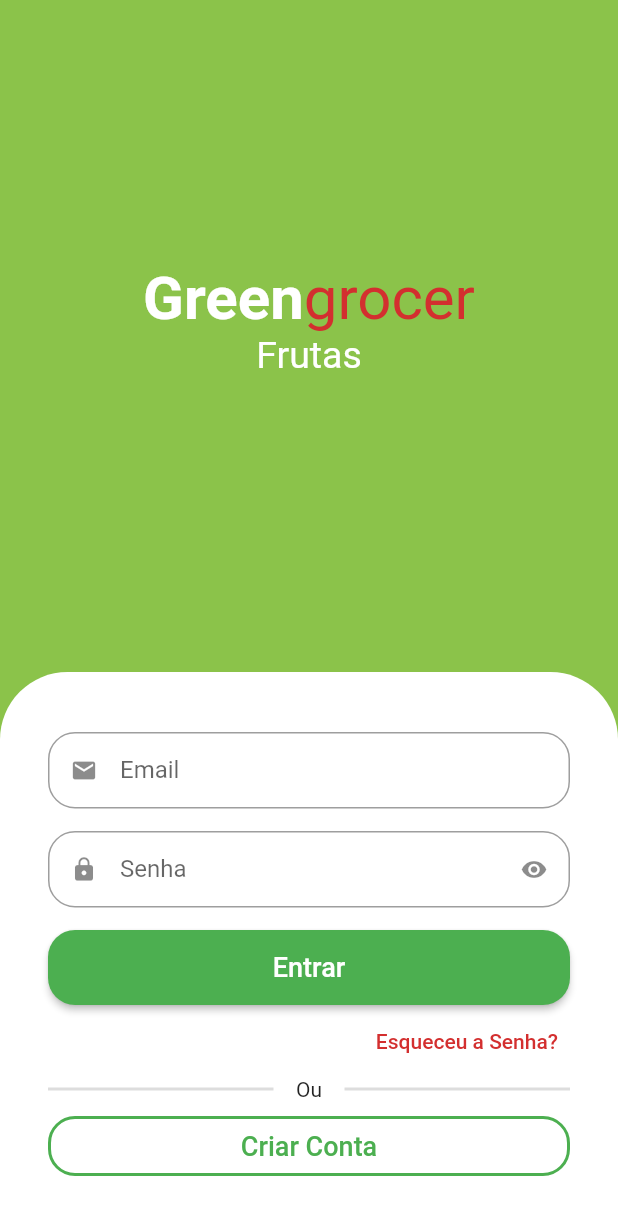
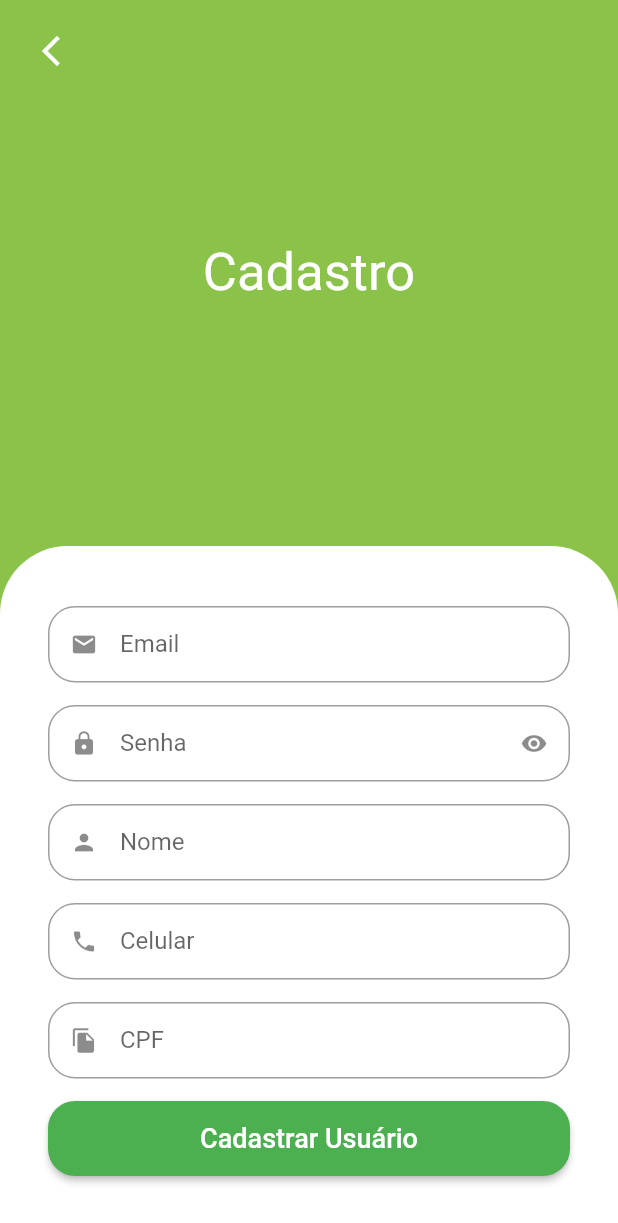
Before and after one commit to douglasfcsoares/greengrocer, a Flutter app: the screen it shows after launch, after a tap on "Criar Conta", on a phone screen of 412 x 824 dp. Shown: the top 1223 px of the screen. Run offline on Flutter 3.47's test engine with Material 2 defaults, Android fonts, the phone set to English and light mode, and no system bars; drawn by our look-alikes of animated_text_kit; our stand-ins replace mask_text_input_formatter.

Commit message:
Adicionei a Página de Cadastro de Usuário

```diff
--- a/lib/src/auth/components/custom_text_field.dart
+++ b/lib/src/auth/components/custom_text_field.dart
@@ -1,4 +1,5 @@
 import 'package:flutter/material.dart';
+import 'package:flutter/services.dart';
 
 //Criação de Widget de formulário de texto.
 
@@ -6,12 +7,14 @@ class CustomTextField extends StatefulWidget {
   final IconData icon;
   final String label;
   final bool isSecret;
+  final List<TextInputFormatter>? inputFormatters;
 
   const CustomTextField({
     Key? key,
     required this.icon,
     required this.label,
     this.isSecret = false,
+    this.inputFormatters,
   }) : super(key: key);
 
   @override
@@ -34,6 +37,7 @@ class _CustomTextFieldState extends State<CustomTextField> {
     return Padding(
       padding: const EdgeInsets.only(bottom: 15),
       child: TextFormField(
+        inputFormatters: widget.inputFormatters,
         obscureText: isObscure,
         decoration: InputDecoration(
           prefixIcon: Icon(widget.icon),
--- a/lib/src/auth/sign_in_screen.dart
+++ b/lib/src/auth/sign_in_screen.dart
@@ -1,8 +1,8 @@
 import 'package:animated_text_kit/animated_text_kit.dart';
 import 'package:flutter/material.dart';
+import 'package:greengrocer/src/auth/components/custom_text_field.dart';
+import 'package:greengrocer/src/auth/sign_up_screen.dart';
 import 'package:greengrocer/src/config/custom_colors.dart';
-
-import 'components/custom_text_field.dart';
 
 class SignInScreen extends StatelessWidget {
   const SignInScreen({Key? key}) : super(key: key);
@@ -162,7 +162,13 @@ class SignInScreen extends StatelessWidget {
                               width: 2,
                               color: Colors.green,
                             )),
-                        onPressed: () {},
+                        onPressed: () {
+                          Navigator.of(context).push(
+                            MaterialPageRoute(builder: (c) {
+                              return SignUpScreen();
+                            }),
+                          );
+                        },
                         child: const Text(
                           'Criar Conta',
                           style: TextStyle(fontSize: 18),
--- /dev/null
+++ b/lib/src/auth/sign_up_screen.dart
@@ -0,0 +1,124 @@
+import 'package:flutter/material.dart';
+import 'package:greengrocer/src/auth/components/custom_text_field.dart';
+import 'package:greengrocer/src/config/custom_colors.dart';
+import 'package:mask_text_input_formatter/mask_text_input_formatter.dart';
+
+class SignUpScreen extends StatelessWidget {
+  SignUpScreen({Key? key}) : super(key: key);
+
+  final cpfFormater = MaskTextInputFormatter(
+    mask: '###.###.###-##',
+    filter: {'#': RegExp(r'[0-9]')},
+  );
+
+  final phoneFormater = MaskTextInputFormatter(
+    mask: '(##) # ####-####',
+    filter: {'#': RegExp(r'[0-9]')},
+  );
+
+  @override
+  Widget build(BuildContext context) {
+    final size = MediaQuery.of(context).size;
+    return Scaffold(
+      backgroundColor: CustomColors.customSwatchColor,
+      body: SingleChildScrollView(
+        child: SizedBox(
+          height: size.height,
+          width: size.width,
+          child: Stack(
+            children: [
+              Column(
+                children: [
+                  const Expanded(
+                    child: Center(
+                      child: Text(
+                        'Cadastro',
+                        style: TextStyle(color: Colors.white, fontSize: 35),
+                      ),
+                    ),
+                  ),
+
+                  //####################  Formulário
+                  Container(
+                    padding: const EdgeInsets.symmetric(
+                      horizontal: 32,
+                      vertical: 40,
+                    ),
+                    decoration: const BoxDecoration(
+                      color: Colors.white,
+                      borderRadius: BorderRadius.vertical(
+                        top: Radius.circular(45),
+                      ),
+                    ),
+                    child: Column(
+                      crossAxisAlignment: CrossAxisAlignment.stretch,
+                      children: [
+                        const CustomTextField(
+                          icon: Icons.email,
+                          label: 'Email',
+                        ),
+                        const CustomTextField(
+                          icon: Icons.lock,
+                          label: 'Senha',
+                          isSecret: true,
+                        ),
+                        const CustomTextField(
+                          icon: Icons.person,
+                          label: 'Nome',
+                        ),
+                        CustomTextField(
+                          icon: Icons.phone,
+                          label: 'Celular',
+                          inputFormatters: [phoneFormater],
+                        ),
+                        CustomTextField(
+                          icon: Icons.file_copy,
+                          label: 'CPF',
+                          inputFormatters: [cpfFormater],
+                        ),
+                        SizedBox(
+                          height: 50,
+                          child: ElevatedButton(
+                            style: ElevatedButton.styleFrom(
+                              shape: RoundedRectangleBorder(
+                                borderRadius: BorderRadius.circular(18),
+                              ),
+                            ),
+                            onPressed: () {},
+                            child: const Text(
+                              'Cadastrar Usuário',
+                              style: TextStyle(
+                                fontSize: 18,
+                              ),
+                            ),
+                          ),
+                        )
+                      ],
+                    ),
+                  ),
+                ],
+              ),
+
+              //#################### BOTÃO VOLTAR
+              Positioned(
+                left: 10,
+                top: 10,
+                child: SafeArea(
+                  child: IconButton(
+                    onPressed: () {
+                      Navigator.of(context).pop();
+                    },
+                    icon: const Icon(
+                      Icons.arrow_back_ios_new,
+                      color: Colors.white,
+                    ),
+                  ),
+                ),
+              )
+            ],
+          ),
+        ),
+      ),
+    );
+  }
+}
--- a/pubspec.yaml
+++ b/pubspec.yaml
@@ -35,6 +35,7 @@ dependencies:
   # Use with the CupertinoIcons class for iOS style icons.
   cupertino_icons: ^1.0.2
   animated_text_kit: ^4.2.2
+  mask_text_input_formatter: ^2.4.0
 
 dev_dependencies:
   flutter_test:
```
Also changed, not shown: pubspec.lock.
